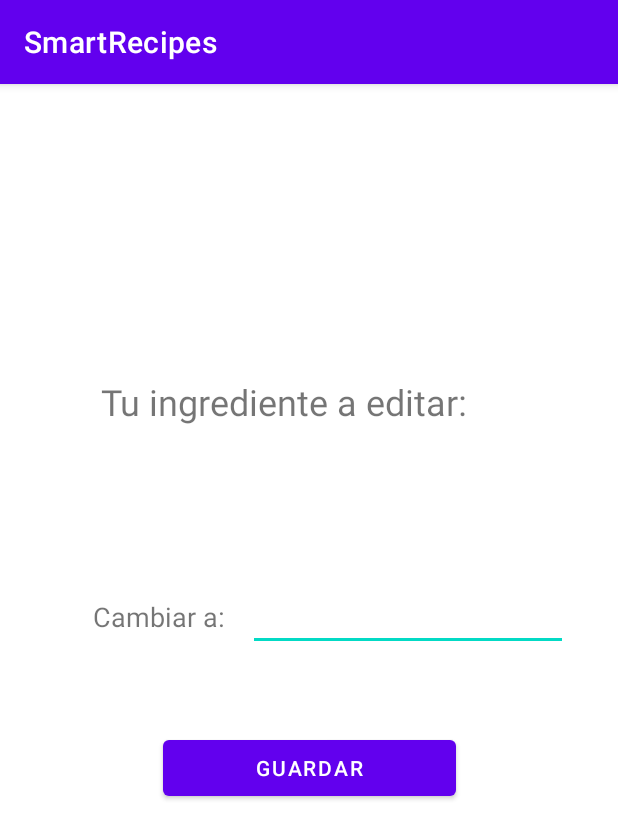
After one commit to Erickln/SmartRecipes, an Android app: the EditarIngredienteActivity screen opened directly, with no data from a screen before it, on a phone screen of 412 x 824 dp. The commit adds this screen. Shown: the top 839 px of the screen. Run offline under Robolectric (Android 15) with nearby library versions, the phone set to English and light mode, and no system bars; our stand-ins replace Firebase (no records; nobody signed in at launch, a user with empty details on screens opened directly).

Commit message:
Editar/Borrar y correciones
IMPORTANTE: se agrego una variable a la clase ingrediente, se modificaron todas las construcciones por esto. Se modificaron layouts para evitar que todo se viera tan roto. Se agregago una nueva actividad

```diff
--- a/app/src/main/AndroidManifest.xml
+++ b/app/src/main/AndroidManifest.xml
@@ -9,7 +9,8 @@
         android:roundIcon="@mipmap/ic_launcher_round"
         android:supportsRtl="true"
         android:theme="@style/Theme.SmartRecipes">
-        <activity android:name=".AgregarReceta"></activity>
+        <activity android:name=".EditarIngredienteActivity"></activity>
+        <activity android:name=".AgregarReceta" />
         <activity android:name=".EditarReceta" />
         <activity android:name=".loginActivity" />
         <activity android:name=".SignUpActivity" />
--- a/app/src/main/java/com/example/smartrecipes/AgregarReceta.java
+++ b/app/src/main/java/com/example/smartrecipes/AgregarReceta.java
@@ -34,8 +34,8 @@ public class AgregarReceta extends AppCompatActivity {
         String ingrediente1 = this.ingrediente1.getText()+"";
         String ingrediente2 = this.ingredeinte2.getText()+"";
         ArrayList<Ingrediente> ingredientes = new ArrayList<>();
-        ingredientes.add(new Ingrediente(ingrediente1));
-        ingredientes.add(new Ingrediente(ingrediente2));
+        ingredientes.add(new Ingrediente(ingrediente1, ""));
+        ingredientes.add(new Ingrediente(ingrediente2, ""));
 
         String procedimiento = this.procedimiento.getText()+"";
         i.putExtra(NEW_RECIPE_KEY,new Receta(nombre,ingredientes,procedimiento));
--- /dev/null
+++ b/app/src/main/java/com/example/smartrecipes/EditarIngredienteActivity.java
@@ -0,0 +1,38 @@
+package com.example.smartrecipes;
+
+import androidx.appcompat.app.AppCompatActivity;
+
+import android.os.Bundle;
+import android.view.View;
+import android.widget.Button;
+import android.widget.EditText;
+import android.widget.TextView;
+
+public class EditarIngredienteActivity extends AppCompatActivity {
+
+    TextView ingredienteActual;
+    String iActual;
+    String keyActual;
+    Button guardar;
+    FBHelper fbh;
+    EditText nuevoIngrediente;
+
+    @Override
+    protected void onCreate(Bundle savedInstanceState) {
+        super.onCreate(savedInstanceState);
+        setContentView(R.layout.activity_editar_ingrediente);
+
+        iActual = getIntent().getStringExtra("ELACTUALNOMBRE");
+        keyActual = getIntent().getStringExtra("ELACTUALKEY");
+        ingredienteActual = findViewById(R.id.ieditar);
+        ingredienteActual.setText(iActual);
+        fbh = new FBHelper();
+        guardar = findViewById(R.id.editaBoton);
+        nuevoIngrediente = findViewById(R.id.nuevoIngredienteET);
+    }
+
+    public void editaIngrediente(View v){
+        fbh.actualizarIngrediente(keyActual, nuevoIngrediente.getText().toString());
+        finish();
+    }
+}
--- a/app/src/main/java/com/example/smartrecipes/EditarReceta.java
+++ b/app/src/main/java/com/example/smartrecipes/EditarReceta.java
@@ -42,8 +42,8 @@ public class EditarReceta extends AppCompatActivity {
         String ingrediente1 = this.ingrediente1.getText()+"";
         String ingrediente2 = this.ingredeinte2.getText()+"";
         ArrayList<Ingrediente> ingredientes = new ArrayList<>();
-        ingredientes.add(new Ingrediente(ingrediente1));
-        ingredientes.add(new Ingrediente(ingrediente2));
+        ingredientes.add(new Ingrediente(ingrediente1, ""));
+        ingredientes.add(new Ingrediente(ingrediente2, ""));
 
         String procedimiento = this.procedimiento.getText()+"";
         i.putExtra("recetaModificada",new Receta(nombre,ingredientes,procedimiento));
--- a/app/src/main/java/com/example/smartrecipes/RecetasDisponibles.java
+++ b/app/src/main/java/com/example/smartrecipes/RecetasDisponibles.java
@@ -109,7 +109,7 @@ import java.util.stream.Collectors;
                              ArrayList<Ingrediente> ingredientes = new ArrayList<>();
                              for (int i = 0; i < ingredientesAux.length(); i++) {
                                  JSONObject json = new JSONObject(ingredientesAux.getString(i));
-                                 ingredientes.add(new Ingrediente(json.getString("nombre")));
+                                 ingredientes.add(new Ingrediente(json.getString("nombre"), ""));
                              }
                              Log.wtf("RESULTADO :(",new Receta(nombre,ingredientes,procedimiento).toString());
                              recetas.add(new Receta(nombre,ingredientes,procedimiento));
--- a/app/src/main/java/com/example/smartrecipes/RegistroIngredientes.java
+++ b/app/src/main/java/com/example/smartrecipes/RegistroIngredientes.java
@@ -31,7 +31,7 @@ public class RegistroIngredientes extends AppCompatActivity {
             //db.guardar(ingrediente.getText().toString()); //Guardar
             Toast.makeText(this, "INGREDIENTE GUARDADO", Toast.LENGTH_SHORT).show();
             Intent retorno = new Intent(this,IngredientesAct.class);
-            retorno.putExtra("ingrediente",new Ingrediente(ingrediente.getText().toString()));
+            retorno.putExtra("ingrediente",new Ingrediente(ingrediente.getText().toString(), ""));
             setResult(Activity.RESULT_OK, retorno);
             finish();
         }
--- /dev/null
+++ b/app/src/main/res/layout/activity_editar_ingrediente.xml
@@ -0,0 +1,63 @@
+<?xml version="1.0" encoding="utf-8"?>
+<androidx.constraintlayout.widget.ConstraintLayout xmlns:android="http://schemas.android.com/apk/res/android"
+    xmlns:app="http://schemas.android.com/apk/res-auto"
+    xmlns:tools="http://schemas.android.com/tools"
+    android:layout_width="match_parent"
+    android:layout_height="match_parent"
+    tools:context=".EditarIngredienteActivity">
+
+    <Button
+        android:id="@+id/editaBoton"
+        android:layout_width="195dp"
+        android:layout_height="49dp"
+        android:layout_marginTop="53dp"
+        android:onClick="editaIngrediente"
+        android:text="Guardar"
+        app:layout_constraintEnd_toEndOf="parent"
+        app:layout_constraintStart_toStartOf="parent"
+        app:layout_constraintTop_toBottomOf="@+id/nuevoIngredienteET" />
+
+    <EditText
+        android:id="@+id/nuevoIngredienteET"
+        android:layout_width="wrap_content"
+        android:layout_height="wrap_content"
+        android:layout_marginEnd="33dp"
+        android:ems="10"
+        android:inputType="textPersonName"
+        app:layout_constraintBaseline_toBaselineOf="@+id/textView7"
+        app:layout_constraintEnd_toEndOf="parent" />
+
+    <TextView
+        android:id="@+id/ieditar"
+        android:layout_width="wrap_content"
+        android:layout_height="wrap_content"
+        android:layout_marginTop="30dp"
+        android:text="Ingrediente"
+        android:textSize="24sp"
+        app:layout_constraintStart_toStartOf="@+id/textView5"
+        app:layout_constraintTop_toBottomOf="@+id/textView5" />
+
+    <TextView
+        android:id="@+id/textView7"
+        android:layout_width="wrap_content"
+        android:layout_height="wrap_content"
+        android:layout_marginTop="52dp"
+        android:layout_marginEnd="15dp"
+        android:text="Cambiar a:"
+        android:textSize="18sp"
+        app:layout_constraintEnd_toStartOf="@+id/nuevoIngredienteET"
+        app:layout_constraintTop_toBottomOf="@+id/ieditar" />
+
+    <TextView
+        android:id="@+id/textView5"
+        android:layout_width="wrap_content"
+        android:layout_height="wrap_content"
+        android:layout_marginStart="67dp"
+        android:layout_marginTop="195dp"
+        android:layout_marginEnd="68dp"
+        android:text="Tu ingrediente a editar:"
+        android:textSize="24sp"
+        app:layout_constraintEnd_toEndOf="@+id/nuevoIngredienteET"
+        app:layout_constraintStart_toStartOf="parent"
+        app:layout_constraintTop_toTopOf="parent" />
+</androidx.constraintlayout.widget.ConstraintLayout>
```
Also changed, not shown: app/src/main/java/com/example/smartrecipes/FBHelper.java (+11 -9 lines), app/src/main/java/com/example/smartrecipes/IngredientAdapter.java (+24 -8 lines), app/src/main/java/com/example/smartrecipes/Ingrediente.java (+6 -4 lines), app/src/main/java/com/example/smartrecipes/IngredientesAct.java (+9 -4 lines), app/src/main/java/com/example/smartrecipes/IngredientesFragment.java (+7 -1 lines), app/src/main/res/layout/fila_ingrediente.xml (+22 -20 lines), app/src/main/res/layout/fragment_agregaring.xml (+13 -14 lines).
